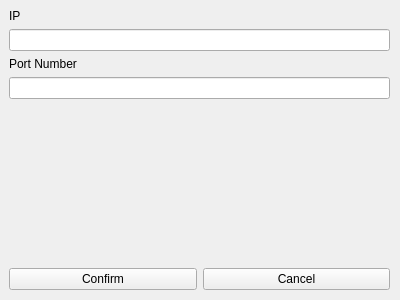
The window that connectsettingpopup.ui (LaggyJet/NetworkApp) describes before a commit, drawn with Qt 5.
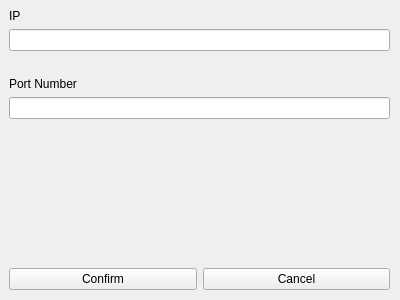
The same window after the commit.

```diff
--- a/connectsettingpopup.ui
+++ b/connectsettingpopup.ui
@@ -35,6 +35,13 @@
       <item>
        <widget class="QLineEdit" name="ip"/>
       </item>
+      <item>
+       <widget class="QLabel" name="ipWarning">
+        <property name="text">
+         <string/>
+        </property>
+       </widget>
+      </item>
       <item>
        <widget class="QLabel" name="portLabel">
         <property name="text">
```
Left out of the diff: 2 changed lines with no effect on the pictures.
